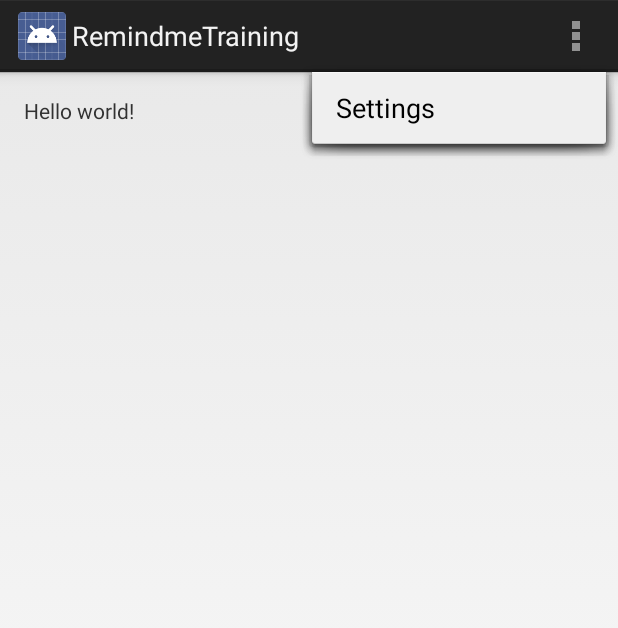
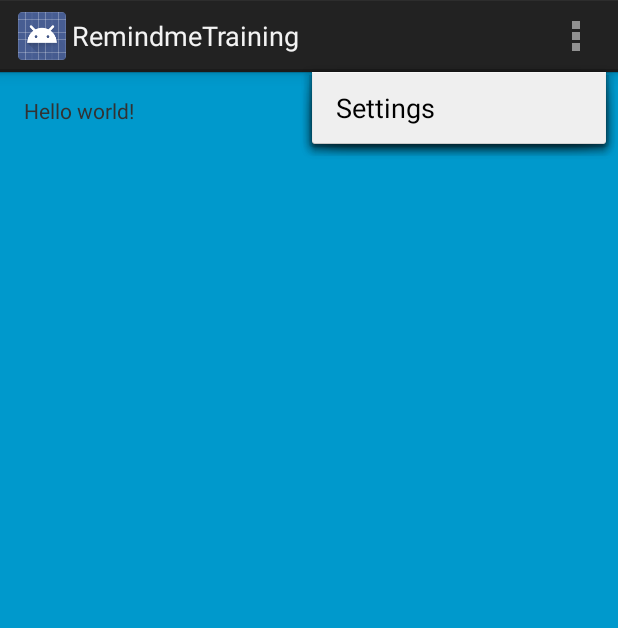
Before and after one commit to jonathanga/RemindmeTraining, an Android app: the screen it shows after launch (MainActivity), with the options menu open, on a phone screen of 412 x 824 dp. Shown: the top 628 px of the screen. Run offline under Robolectric (Android 15) with nearby library versions, the phone set to English and light mode, and no system bars.

Commit message:
Interface azul

```diff
--- a/app/src/main/res/layout/activity_main.xml
+++ b/app/src/main/res/layout/activity_main.xml
@@ -1,6 +1,7 @@
 <RelativeLayout xmlns:android="http://schemas.android.com/apk/res/android"
     xmlns:tools="http://schemas.android.com/tools" android:layout_width="match_parent"
     android:layout_height="match_parent" android:paddingLeft="@dimen/activity_horizontal_margin"
+    android:background="@android:color/holo_blue_dark"
     android:paddingRight="@dimen/activity_horizontal_margin"
     android:paddingTop="@dimen/activity_vertical_margin"
     android:paddingBottom="@dimen/activity_vertical_margin" tools:context=".MainActivity">
```
